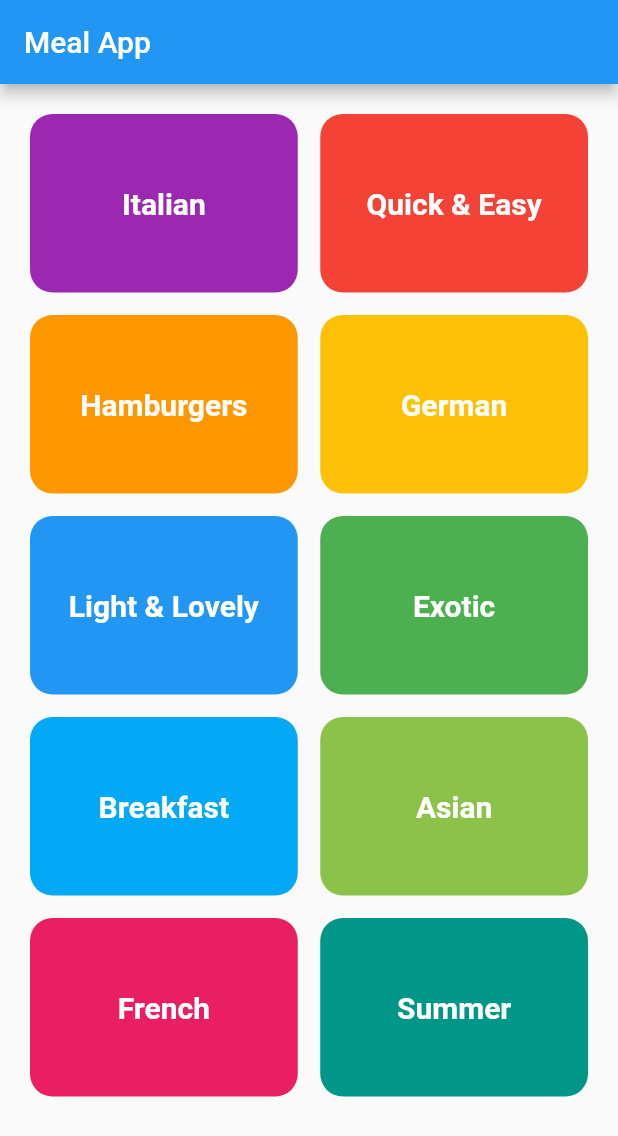
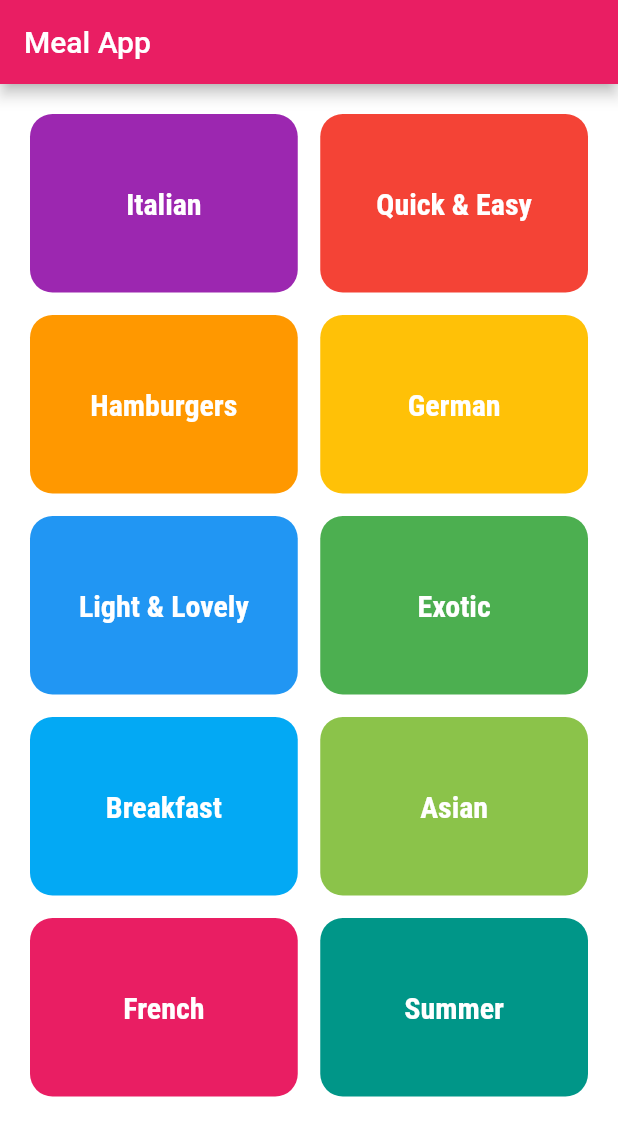
Before and after one commit to Esmail-Sameh/meal_app, a Flutter app: the screen it shows after launch, on a phone screen of 412 x 824 dp. Shown: the top 1136 px of the screen. Run offline on Flutter 3.47's test engine with Material 2 defaults, Android fonts, the light colour scheme and no system bars.

Commit message:
add Theme Data

```diff
--- a/lib/main.dart
+++ b/lib/main.dart
@@ -13,7 +13,27 @@ class MyApp extends StatelessWidget {
   Widget build(BuildContext context) {
     return MaterialApp(
       debugShowCheckedModeBanner: false,
-      home: Category_Screen()
+      home: Category_Screen(),
+      theme: ThemeData(
+        primarySwatch: Colors.pink,
+        hintColor : Colors.amber,
+        canvasColor: Colors.white,
+        textTheme: ThemeData.light().textTheme.copyWith(
+          bodyText1: TextStyle(
+            color: Colors.white,
+          ),
+          bodyText2: TextStyle(
+            color: Colors.white,
+          ),
+          headline1: TextStyle(
+             fontSize: 20,
+            fontFamily: 'RobotoCondensed',
+            fontWeight: FontWeight.bold,
+            color: Colors.white,
+          ),
+         ),
+
+      ),
     );
   }
 }
--- a/lib/screens/category_Screen.dart
+++ b/lib/screens/category_Screen.dart
@@ -8,7 +8,9 @@ class Category_Screen extends StatelessWidget {
   Widget build(BuildContext context) {
     return Scaffold(
         appBar: AppBar(
-          title: Text("Meal App"),
+          title: Text(
+              "Meal App"
+          ),
         ),
         body: GridView(
           padding: EdgeInsets.all(20),
--- a/lib/widgets/category_Items.dart
+++ b/lib/widgets/category_Items.dart
@@ -5,30 +5,24 @@ class Category_Items extends StatelessWidget {
   final String title;
   final Color color;
 
-  const Category_Items({
-    required this.id,
-    required this.title,
-    required this.color
-  });
+  const Category_Items(
+      {required this.id, required this.title, required this.color});
 
   @override
   Widget build(BuildContext context) {
     return InkWell(
-      onTap: () {print("Done");},
+      onTap: () {
+        print("Done ${id}");
+      },
       child: Container(
         alignment: Alignment.center,
         decoration: BoxDecoration(
           color: color,
           borderRadius: BorderRadius.circular(15),
-
         ),
         child: Text(
           this.title,
-          style: TextStyle(
-            color: Colors.white,
-            fontSize: 20,
-            fontWeight: FontWeight.bold
-          ),
+          style: Theme.of(context).textTheme.headline1,
         ),
       ),
     );
```
